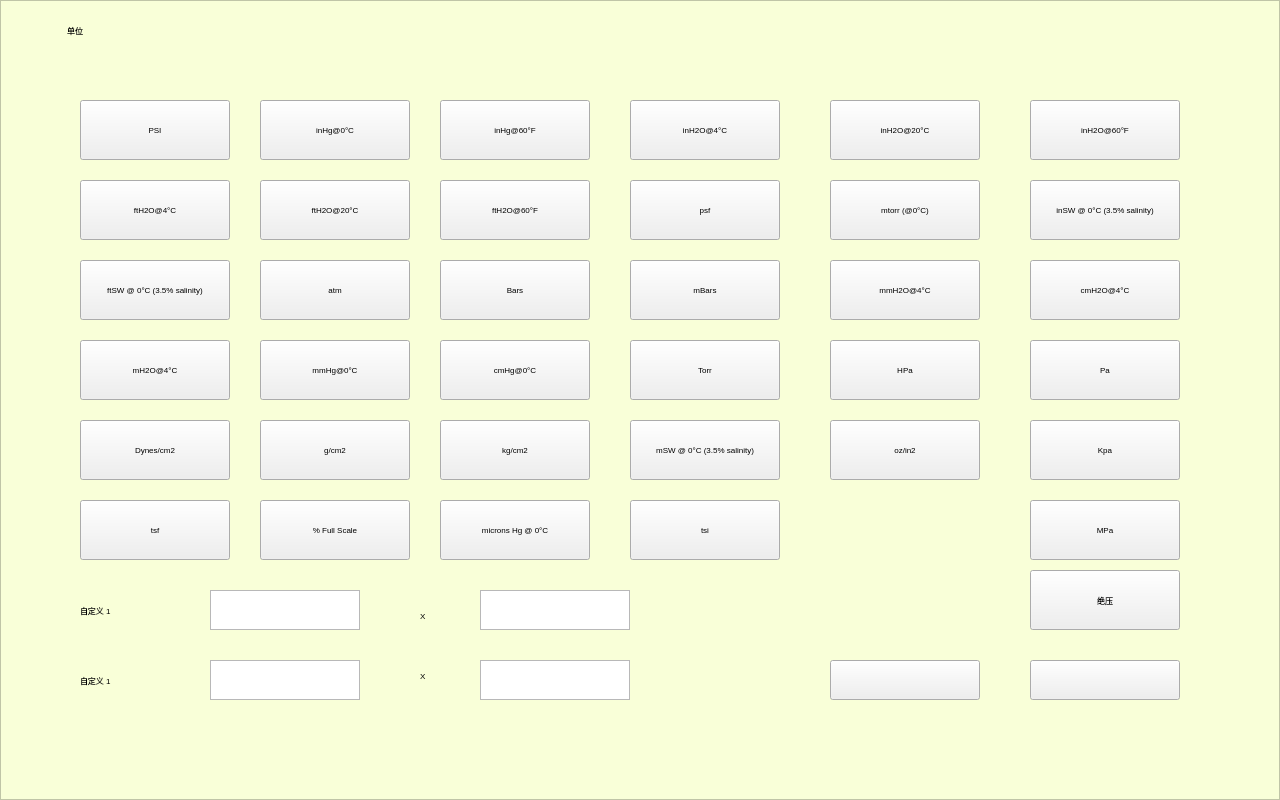
Above: unitchange.ui from thewayI/tiny4412 before the change. Below: the same form after it.
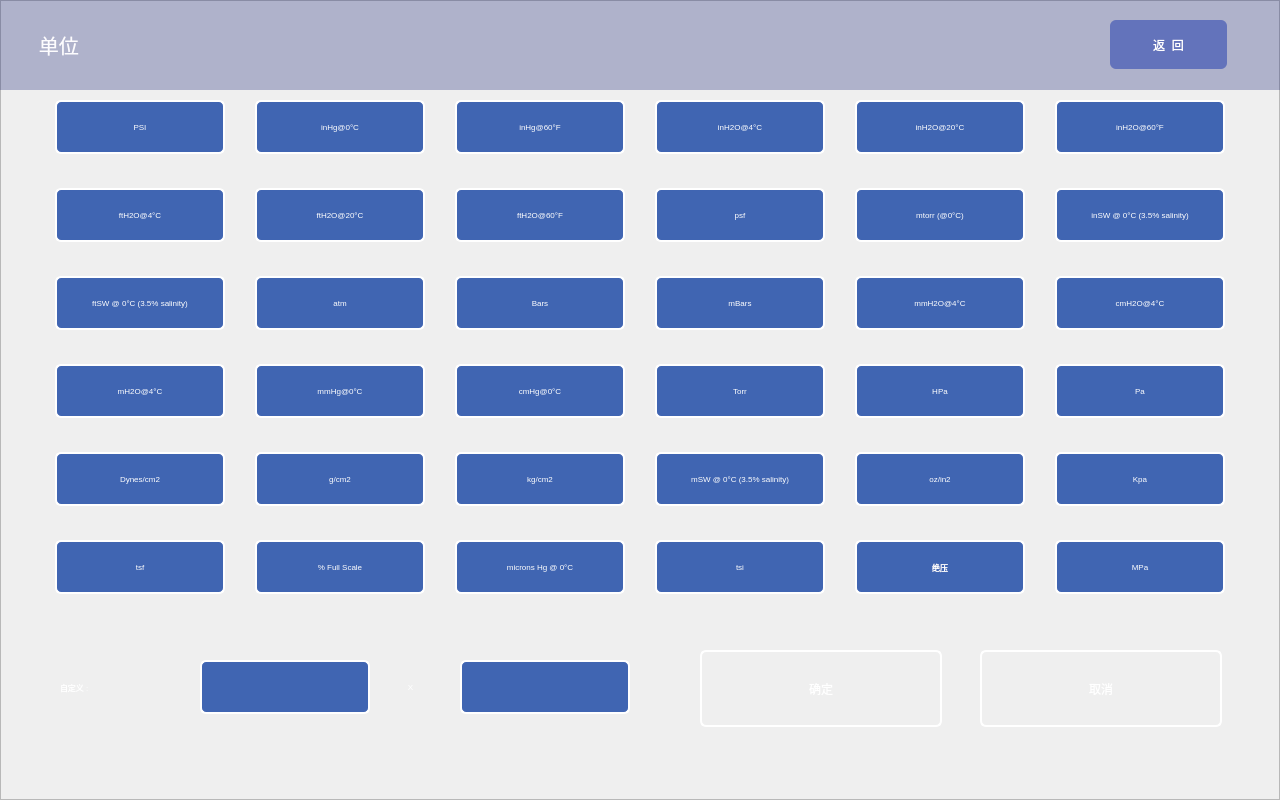
That is the form after the change. Icons and pictures are not drawn.

What changed in the file:
```diff
--- a/unitchange.ui
+++ b/unitchange.ui
@@ -13,31 +13,13 @@
   <property name="windowTitle">
    <string>Form</string>
   </property>
-  <widget class="QLabel" name="label_2">
-   <property name="geometry">
-    <rect>
-     <x>420</x>
-     <y>600</y>
-     <width>150</width>
-     <height>31</height>
-    </rect>
-   </property>
-   <property name="font">
-    <font>
-     <pointsize>6</pointsize>
-    </font>
-   </property>
-   <property name="text">
-    <string>X</string>
-   </property>
-  </widget>
   <widget class="QPushButton" name="pushButton_7">
    <property name="geometry">
     <rect>
-     <x>440</x>
-     <y>260</y>
-     <width>150</width>
-     <height>60</height>
+     <x>455</x>
+     <y>276</y>
+     <width>170</width>
+     <height>54</height>
     </rect>
    </property>
    <property name="font">
@@ -45,6 +27,15 @@
      <pointsize>6</pointsize>
     </font>
    </property>
+   <property name="styleSheet">
+    <string notr="true">border-top-left-radius:6px;
+color: rgb(255, 255, 255);
+border:2px solid rgb(255, 255, 255);
+background-color: rgb(64, 101, 178);
+border-top-right-radius:6px;
+border-bottom-left-radius:6px;
+border-bottom-right-radius:6px;</string>
+   </property>
    <property name="text">
     <string>Bars</string>
    </property>
@@ -52,10 +43,10 @@
   <widget class="QPushButton" name="pushButton_28">
    <property name="geometry">
     <rect>
-     <x>630</x>
-     <y>340</y>
-     <width>150</width>
-     <height>60</height>
+     <x>655</x>
+     <y>364</y>
+     <width>170</width>
+     <height>54</height>
     </rect>
    </property>
    <property name="font">
@@ -63,6 +54,15 @@
      <pointsize>6</pointsize>
     </font>
    </property>
+   <property name="styleSheet">
+    <string notr="true">border-top-left-radius:6px;
+color: rgb(255, 255, 255);
+border:2px solid rgb(255, 255, 255);
+background-color: rgb(64, 101, 178);
+border-top-right-radius:6px;
+border-bottom-left-radius:6px;
+border-bottom-right-radius:6px;</string>
+   </property>
    <property name="text">
     <string>Torr</string>
    </property>
@@ -70,10 +70,10 @@
   <widget class="QPushButton" name="pushButton_25">
    <property name="geometry">
     <rect>
-     <x>1030</x>
-     <y>260</y>
-     <width>150</width>
-     <height>60</height>
+     <x>1055</x>
+     <y>276</y>
+     <width>170</width>
+     <height>54</height>
     </rect>
    </property>
    <property name="font">
@@ -81,6 +81,15 @@
      <pointsize>6</pointsize>
     </font>
    </property>
+   <property name="styleSheet">
+    <string notr="true">border-top-left-radius:6px;
+color: rgb(255, 255, 255);
+border:2px solid rgb(255, 255, 255);
+background-color: rgb(64, 101, 178);
+border-top-right-radius:6px;
+border-bottom-left-radius:6px;
+border-bottom-right-radius:6px;</string>
+   </property>
    <property name="text">
     <string>cmH2O@4°C</string>
    </property>
@@ -88,10 +97,10 @@
   <widget class="QPushButton" name="pushButton_14">
    <property name="geometry">
     <rect>
-     <x>80</x>
-     <y>420</y>
-     <width>150</width>
-     <height>60</height>
+     <x>55</x>
+     <y>452</y>
+     <width>170</width>
+     <height>54</height>
     </rect>
    </property>
    <property name="font">
@@ -99,6 +108,15 @@
      <pointsize>6</pointsize>
     </font>
    </property>
+   <property name="styleSheet">
+    <string notr="true">border-top-left-radius:6px;
+color: rgb(255, 255, 255);
+border:2px solid rgb(255, 255, 255);
+background-color: rgb(64, 101, 178);
+border-top-right-radius:6px;
+border-bottom-left-radius:6px;
+border-bottom-right-radius:6px;</string>
+   </property>
    <property name="text">
     <string>Dynes/cm2</string>
    </property>
@@ -106,10 +124,10 @@
   <widget class="QPushButton" name="pushButton">
    <property name="geometry">
     <rect>
-     <x>80</x>
+     <x>55</x>
      <y>100</y>
-     <width>150</width>
-     <height>60</height>
+     <width>170</width>
+     <height>54</height>
     </rect>
    </property>
    <property name="font">
@@ -117,32 +135,26 @@
      <pointsize>6</pointsize>
     </font>
    </property>
+   <property name="styleSheet">
+    <string notr="true">border-top-left-radius:6px;
+color: rgb(255, 255, 255);
+border:2px solid rgb(255, 255, 255);
+background-color: rgb(64, 101, 178);
+border-top-right-radius:6px;
+border-bottom-left-radius:6px;
+border-bottom-right-radius:6px;</string>
+   </property>
    <property name="text">
     <string>PSI</string>
    </property>
   </widget>
-  <widget class="QTextEdit" name="textEdit">
-   <property name="geometry">
-    <rect>
-     <x>210</x>
-     <y>590</y>
-     <width>150</width>
-     <height>40</height>
-    </rect>
-   </property>
-   <property name="font">
-    <font>
-     <pointsize>6</pointsize>
-    </font>
-   </property>
-  </widget>
   <widget class="QPushButton" name="pushButton_16">
    <property name="geometry">
     <rect>
-     <x>80</x>
-     <y>500</y>
-     <width>150</width>
-     <height>60</height>
+     <x>55</x>
+     <y>540</y>
+     <width>170</width>
+     <height>54</height>
     </rect>
    </property>
    <property name="font">
@@ -150,6 +162,15 @@
      <pointsize>6</pointsize>
     </font>
    </property>
+   <property name="styleSheet">
+    <string notr="true">border-top-left-radius:6px;
+color: rgb(255, 255, 255);
+border:2px solid rgb(255, 255, 255);
+background-color: rgb(64, 101, 178);
+border-top-right-radius:6px;
+border-bottom-left-radius:6px;
+border-bottom-right-radius:6px;</string>
+   </property>
    <property name="text">
     <string>tsf</string>
    </property>
@@ -157,10 +178,10 @@
   <widget class="QPushButton" name="pushButton_30">
    <property name="geometry">
     <rect>
-     <x>830</x>
-     <y>260</y>
-     <width>150</width>
-     <height>60</height>
+     <x>855</x>
+     <y>276</y>
+     <width>170</width>
+     <height>54</height>
     </rect>
    </property>
    <property name="font">
@@ -168,6 +189,15 @@
      <pointsize>6</pointsize>
     </font>
    </property>
+   <property name="styleSheet">
+    <string notr="true">border-top-left-radius:6px;
+color: rgb(255, 255, 255);
+border:2px solid rgb(255, 255, 255);
+background-color: rgb(64, 101, 178);
+border-top-right-radius:6px;
+border-bottom-left-radius:6px;
+border-bottom-right-radius:6px;</string>
+   </property>
    <property name="text">
     <string>mmH2O@4°C</string>
    </property>
@@ -175,10 +205,10 @@
   <widget class="QPushButton" name="pushButton_37">
    <property name="geometry">
     <rect>
-     <x>1030</x>
-     <y>570</y>
-     <width>150</width>
-     <height>60</height>
+     <x>855</x>
+     <y>540</y>
+     <width>170</width>
+     <height>54</height>
     </rect>
    </property>
    <property name="font">
@@ -186,35 +216,26 @@
      <pointsize>6</pointsize>
     </font>
    </property>
+   <property name="styleSheet">
+    <string notr="true">border-top-left-radius:6px;
+color: rgb(255, 255, 255);
+border:2px solid rgb(255, 255, 255);
+background-color: rgb(64, 101, 178);
+border-top-right-radius:6px;
+border-bottom-left-radius:6px;
+border-bottom-right-radius:6px;</string>
+   </property>
    <property name="text">
     <string>绝压</string>
    </property>
   </widget>
-  <widget class="QLabel" name="label_4">
-   <property name="geometry">
-    <rect>
-     <x>80</x>
-     <y>590</y>
-     <width>150</width>
-     <height>40</height>
-    </rect>
-   </property>
-   <property name="font">
-    <font>
-     <pointsize>6</pointsize>
-    </font>
-   </property>
-   <property name="text">
-    <string>自定义 1</string>
-   </property>
-  </widget>
   <widget class="QPushButton" name="pushButton_8">
    <property name="geometry">
     <rect>
-     <x>80</x>
-     <y>260</y>
-     <width>150</width>
-     <height>60</height>
+     <x>55</x>
+     <y>276</y>
+     <width>170</width>
+     <height>54</height>
     </rect>
    </property>
    <property name="font">
@@ -222,6 +243,15 @@
      <pointsize>6</pointsize>
     </font>
    </property>
+   <property name="styleSheet">
+    <string notr="true">border-top-left-radius:6px;
+color: rgb(255, 255, 255);
+border:2px solid rgb(255, 255, 255);
+background-color: rgb(64, 101, 178);
+border-top-right-radius:6px;
+border-bottom-left-radius:6px;
+border-bottom-right-radius:6px;</string>
+   </property>
    <property name="text">
     <string>ftSW @ 0°C (3.5% salinity)</string>
    </property>
@@ -229,10 +259,10 @@
   <widget class="QTextEdit" name="textEdit_3">
    <property name="geometry">
     <rect>
-     <x>480</x>
+     <x>460</x>
      <y>660</y>
-     <width>150</width>
-     <height>40</height>
+     <width>170</width>
+     <height>54</height>
     </rect>
    </property>
    <property name="font">
@@ -240,14 +270,23 @@
      <pointsize>6</pointsize>
     </font>
    </property>
+   <property name="styleSheet">
+    <string notr="true">border-top-left-radius:6px;
+color: rgb(255, 255, 255);
+border:2px solid rgb(255, 255, 255);
+background-color: rgb(64, 101, 178);
+border-top-right-radius:6px;
+border-bottom-left-radius:6px;
+border-bottom-right-radius:6px;</string>
+   </property>
   </widget>
   <widget class="QPushButton" name="pushButton_3">
    <property name="geometry">
     <rect>
-     <x>80</x>
-     <y>180</y>
-     <width>150</width>
-     <height>60</height>
+     <x>55</x>
+     <y>188</y>
+     <width>170</width>
+     <height>54</height>
     </rect>
    </property>
    <property name="font">
@@ -255,6 +294,15 @@
      <pointsize>6</pointsize>
     </font>
    </property>
+   <property name="styleSheet">
+    <string notr="true">border-top-left-radius:6px;
+color: rgb(255, 255, 255);
+border:2px solid rgb(255, 255, 255);
+background-color: rgb(64, 101, 178);
+border-top-right-radius:6px;
+border-bottom-left-radius:6px;
+border-bottom-right-radius:6px;</string>
+   </property>
    <property name="text">
     <string>ftH2O@4°C</string>
    </property>
@@ -262,10 +310,10 @@
   <widget class="QPushButton" name="pushButton_32">
    <property name="geometry">
     <rect>
-     <x>630</x>
-     <y>420</y>
-     <width>150</width>
-     <height>60</height>
+     <x>655</x>
+     <y>452</y>
+     <width>170</width>
+     <height>54</height>
     </rect>
    </property>
    <property name="font">
@@ -273,6 +321,15 @@
      <pointsize>6</pointsize>
     </font>
    </property>
+   <property name="styleSheet">
+    <string notr="true">border-top-left-radius:6px;
+color: rgb(255, 255, 255);
+border:2px solid rgb(255, 255, 255);
+background-color: rgb(64, 101, 178);
+border-top-right-radius:6px;
+border-bottom-left-radius:6px;
+border-bottom-right-radius:6px;</string>
+   </property>
    <property name="text">
     <string>mSW @ 0°C (3.5% salinity)</string>
    </property>
@@ -280,10 +337,10 @@
   <widget class="QPushButton" name="pushButton_24">
    <property name="geometry">
     <rect>
-     <x>830</x>
+     <x>855</x>
      <y>100</y>
-     <width>150</width>
-     <height>60</height>
+     <width>170</width>
+     <height>54</height>
     </rect>
    </property>
    <property name="font">
@@ -291,6 +348,15 @@
      <pointsize>6</pointsize>
     </font>
    </property>
+   <property name="styleSheet">
+    <string notr="true">border-top-left-radius:6px;
+color: rgb(255, 255, 255);
+border:2px solid rgb(255, 255, 255);
+background-color: rgb(64, 101, 178);
+border-top-right-radius:6px;
+border-bottom-left-radius:6px;
+border-bottom-right-radius:6px;</string>
+   </property>
    <property name="text">
     <string>inH2O@20°C</string>
    </property>
@@ -298,10 +364,10 @@
   <widget class="QPushButton" name="pushButton_2">
    <property name="geometry">
     <rect>
-     <x>260</x>
-     <y>180</y>
-     <width>150</width>
-     <height>60</height>
+     <x>255</x>
+     <y>188</y>
+     <width>170</width>
+     <height>54</height>
     </rect>
    </property>
    <property name="font">
@@ -309,6 +375,15 @@
      <pointsize>6</pointsize>
     </font>
    </property>
+   <property name="styleSheet">
+    <string notr="true">border-top-left-radius:6px;
+color: rgb(255, 255, 255);
+border:2px solid rgb(255, 255, 255);
+background-color: rgb(64, 101, 178);
+border-top-right-radius:6px;
+border-bottom-left-radius:6px;
+border-bottom-right-radius:6px;</string>
+   </property>
    <property name="text">
     <string>ftH2O@20°C</string>
    </property>
@@ -316,10 +391,10 @@
   <widget class="QPushButton" name="pushButton_15">
    <property name="geometry">
     <rect>
-     <x>260</x>
-     <y>500</y>
-     <width>150</width>
-     <height>60</height>
+     <x>255</x>
+     <y>540</y>
+     <width>170</width>
+     <height>54</height>
     </rect>
    </property>
    <property name="font">
@@ -327,6 +402,15 @@
      <pointsize>6</pointsize>
     </font>
    </property>
+   <property name="styleSheet">
+    <string notr="true">border-top-left-radius:6px;
+color: rgb(255, 255, 255);
+border:2px solid rgb(255, 255, 255);
+background-color: rgb(64, 101, 178);
+border-top-right-radius:6px;
+border-bottom-left-radius:6px;
+border-bottom-right-radius:6px;</string>
+   </property>
    <property name="text">
     <string>% Full Scale</string>
    </property>
@@ -334,10 +418,10 @@
   <widget class="QPushButton" name="pushButton_9">
    <property name="geometry">
     <rect>
-     <x>260</x>
-     <y>340</y>
-     <width>150</width>
-     <height>60</height>
+     <x>255</x>
+     <y>364</y>
+     <width>170</width>
+     <height>54</height>
     </rect>
    </property>
    <property name="font">
@@ -345,6 +429,15 @@
      <pointsize>6</pointsize>
     </font>
    </property>
+   <property name="styleSheet">
+    <string notr="true">border-top-left-radius:6px;
+color: rgb(255, 255, 255);
+border:2px solid rgb(255, 255, 255);
+background-color: rgb(64, 101, 178);
+border-top-right-radius:6px;
+border-bottom-left-radius:6px;
+border-bottom-right-radius:6px;</string>
+   </property>
    <property name="text">
     <string>mmHg@0°C</string>
    </property>
@@ -352,10 +445,10 @@
   <widget class="QPushButton" name="pushButton_34">
    <property name="geometry">
     <rect>
-     <x>630</x>
-     <y>500</y>
-     <width>150</width>
-     <height>60</height>
+     <x>655</x>
+     <y>540</y>
+     <width>170</width>
+     <height>54</height>
     </rect>
    </property>
    <property name="font">
@@ -363,6 +456,15 @@
      <pointsize>6</pointsize>
     </font>
    </property>
+   <property name="styleSheet">
+    <string notr="true">border-top-left-radius:6px;
+color: rgb(255, 255, 255);
+border:2px solid rgb(255, 255, 255);
+background-color: rgb(64, 101, 178);
+border-top-right-radius:6px;
+border-bottom-left-radius:6px;
+border-bottom-right-radius:6px;</string>
+   </property>
    <property name="text">
     <string>tsi</string>
    </property>
@@ -370,10 +472,10 @@
   <widget class="QPushButton" name="pushButton_13">
    <property name="geometry">
     <rect>
-     <x>440</x>
-     <y>420</y>
-     <width>150</width>
-     <height>60</height>
+     <x>455</x>
+     <y>452</y>
+     <width>170</width>
+     <height>54</height>
     </rect>
    </property>
    <property name="font">
@@ -381,6 +483,15 @@
      <pointsize>6</pointsize>
     </font>
    </property>
+   <property name="styleSheet">
+    <string notr="true">border-top-left-radius:6px;
+color: rgb(255, 255, 255);
+border:2px solid rgb(255, 255, 255);
+background-color: rgb(64, 101, 178);
+border-top-right-radius:6px;
+border-bottom-left-radius:6px;
+border-bottom-right-radius:6px;</string>
+   </property>
    <property name="text">
     <string>kg/cm2</string>
    </property>
@@ -388,31 +499,40 @@
   <widget class="QPushButton" name="pushButton_39">
    <property name="geometry">
     <rect>
-     <x>1030</x>
-     <y>660</y>
-     <width>150</width>
-     <height>40</height>
+     <x>980</x>
+     <y>650</y>
+     <width>242</width>
+     <height>77</height>
     </rect>
    </property>
    <property name="font">
     <font>
-     <pointsize>6</pointsize>
+     <pointsize>9</pointsize>
     </font>
    </property>
    <property name="styleSheet">
-    <string notr="true">border-image: url(:/new/prefix1/image/Cancle.png);</string>
+    <string notr="true">border:2px solid rgb(255, 255, 255);
+color: rgb(255, 255, 255);
+border-top-left-radius:6px;
+border-top-right-radius:6px;
+border-bottom-left-radius:6px;
+border-bottom-right-radius:6px;
+</string>
    </property>
    <property name="text">
-    <string/>
+    <string>取消</string>
+   </property>
+   <property name="flat">
+    <bool>true</bool>
    </property>
   </widget>
   <widget class="QPushButton" name="pushButton_18">
    <property name="geometry">
     <rect>
-     <x>260</x>
-     <y>420</y>
-     <width>150</width>
-     <height>60</height>
+     <x>255</x>
+     <y>452</y>
+     <width>170</width>
+     <height>54</height>
     </rect>
    </property>
    <property name="font">
@@ -420,6 +540,15 @@
      <pointsize>6</pointsize>
     </font>
    </property>
+   <property name="styleSheet">
+    <string notr="true">border-top-left-radius:6px;
+color: rgb(255, 255, 255);
+border:2px solid rgb(255, 255, 255);
+background-color: rgb(64, 101, 178);
+border-top-right-radius:6px;
+border-bottom-left-radius:6px;
+border-bottom-right-radius:6px;</string>
+   </property>
    <property name="text">
     <string>g/cm2</string>
    </property>
@@ -427,10 +556,10 @@
   <widget class="QPushButton" name="pushButton_4">
    <property name="geometry">
     <rect>
-     <x>440</x>
+     <x>455</x>
      <y>100</y>
-     <width>150</width>
-     <height>60</height>
+     <width>170</width>
+     <height>54</height>
     </rect>
    </property>
    <property name="font">
@@ -438,6 +567,15 @@
      <pointsize>6</pointsize>
     </font>
    </property>
+   <property name="styleSheet">
+    <string notr="true">border-top-left-radius:6px;
+color: rgb(255, 255, 255);
+border:2px solid rgb(255, 255, 255);
+background-color: rgb(64, 101, 178);
+border-top-right-radius:6px;
+border-bottom-left-radius:6px;
+border-bottom-right-radius:6px;</string>
+   </property>
    <property name="text">
     <string>inHg@60°F</string>
    </property>
@@ -445,10 +583,10 @@
   <widget class="QTextEdit" name="textEdit_4">
    <property name="geometry">
     <rect>
-     <x>210</x>
+     <x>200</x>
      <y>660</y>
-     <width>150</width>
-     <height>40</height>
+     <width>170</width>
+     <height>54</height>
     </rect>
    </property>
    <property name="font">
@@ -456,14 +594,23 @@
      <pointsize>6</pointsize>
     </font>
    </property>
+   <property name="styleSheet">
+    <string notr="true">border-top-left-radius:6px;
+color: rgb(255, 255, 255);
+border:2px solid rgb(255, 255, 255);
+background-color: rgb(64, 101, 178);
+border-top-right-radius:6px;
+border-bottom-left-radius:6px;
+border-bottom-right-radius:6px;</string>
+   </property>
   </widget>
   <widget class="QPushButton" name="pushButton_12">
    <property name="geometry">
     <rect>
-     <x>260</x>
-     <y>260</y>
-     <width>150</width>
-     <height>60</height>
+     <x>255</x>
+     <y>276</y>
+     <width>170</width>
+     <height>54</height>
     </rect>
    </property>
    <property name="font">
@@ -471,6 +618,15 @@
      <pointsize>6</pointsize>
     </font>
    </property>
+   <property name="styleSheet">
+    <string notr="true">border-top-left-radius:6px;
+color: rgb(255, 255, 255);
+border:2px solid rgb(255, 255, 255);
+background-color: rgb(64, 101, 178);
+border-top-right-radius:6px;
+border-bottom-left-radius:6px;
+border-bottom-right-radius:6px;</string>
+   </property>
    <property name="text">
     <string>atm</string>
    </property>
@@ -478,10 +634,10 @@
   <widget class="QLabel" name="label_5">
    <property name="geometry">
     <rect>
-     <x>80</x>
+     <x>60</x>
      <y>660</y>
-     <width>150</width>
-     <height>40</height>
+     <width>170</width>
+     <height>54</height>
     </rect>
    </property>
    <property name="font">
@@ -489,17 +645,20 @@
      <pointsize>6</pointsize>
     </font>
    </property>
+   <property name="styleSheet">
+    <string notr="true">color: rgb(255, 255, 255);</string>
+   </property>
    <property name="text">
-    <string>自定义 1</string>
+    <string>自定义 :</string>
    </property>
   </widget>
   <widget class="QPushButton" name="pushButton_19">
    <property name="geometry">
     <rect>
-     <x>1030</x>
+     <x>1055</x>
      <y>100</y>
-     <width>150</width>
-     <height>60</height>
+     <width>170</width>
+     <height>54</height>
     </rect>
    </property>
    <property name="font">
@@ -507,6 +666,15 @@
      <pointsize>6</pointsize>
     </font>
    </property>
+   <property name="styleSheet">
+    <string notr="true">border-top-left-radius:6px;
+color: rgb(255, 255, 255);
+border:2px solid rgb(255, 255, 255);
+background-color: rgb(64, 101, 178);
+border-top-right-radius:6px;
+border-bottom-left-radius:6px;
+border-bottom-right-radius:6px;</string>
+   </property>
    <property name="text">
     <string>inH2O@60°F</string>
    </property>
@@ -514,10 +682,10 @@
   <widget class="QPushButton" name="pushButton_11">
    <property name="geometry">
     <rect>
-     <x>440</x>
-     <y>340</y>
-     <width>150</width>
-     <height>60</height>
+     <x>455</x>
+     <y>364</y>
+     <width>170</width>
+     <height>54</height>
     </rect>
    </property>
    <property name="font">
@@ -525,6 +693,15 @@
      <pointsize>6</pointsize>
     </font>
    </property>
+   <property name="styleSheet">
+    <string notr="true">border-top-left-radius:6px;
+color: rgb(255, 255, 255);
+border:2px solid rgb(255, 255, 255);
+background-color: rgb(64, 101, 178);
+border-top-right-radius:6px;
+border-bottom-left-radius:6px;
+border-bottom-right-radius:6px;</string>
+   </property>
    <property name="text">
     <string>cmHg@0°C</string>
    </property>
@@ -532,10 +709,10 @@
   <widget class="QPushButton" name="pushButton_10">
    <property name="geometry">
     <rect>
-     <x>80</x>
-     <y>340</y>
-     <width>150</width>
-     <height>60</height>
+     <x>55</x>
+     <y>364</y>
+     <width>170</width>
+     <height>54</height>
     </rect>
    </property>
    <property name="font">
@@ -543,6 +720,15 @@
      <pointsize>6</pointsize>
     </font>
    </property>
+   <property name="styleSheet">
+    <string notr="true">border-top-left-radius:6px;
+color: rgb(255, 255, 255);
+border:2px solid rgb(255, 255, 255);
+background-color: rgb(64, 101, 178);
+border-top-right-radius:6px;
+border-bottom-left-radius:6px;
+border-bottom-right-radius:6px;</string>
+   </property>
    <property name="text">
     <string>mH2O@4°C</string>
    </property>
@@ -550,10 +736,10 @@
   <widget class="QPushButton" name="pushButton_17">
    <property name="geometry">
     <rect>
-     <x>440</x>
-     <y>500</y>
-     <width>150</width>
-     <height>60</height>
+     <x>455</x>
+     <y>540</y>
+     <width>170</width>
+     <height>54</height>
     </rect>
    </property>
    <property name="font">
@@ -561,6 +747,15 @@
      <pointsize>6</pointsize>
     </font>
    </property>
+   <property name="styleSheet">
+    <string notr="true">border-top-left-radius:6px;
+color: rgb(255, 255, 255);
+border:2px solid rgb(255, 255, 255);
+background-color: rgb(64, 101, 178);
+border-top-right-radius:6px;
+border-bottom-left-radius:6px;
+border-bottom-right-radius:6px;</string>
+   </property>
    <property name="text">
     <string>microns Hg @ 0°C</string>
    </property>
@@ -568,10 +763,10 @@
   <widget class="QPushButton" name="pushButton_23">
    <property name="geometry">
     <rect>
-     <x>1030</x>
-     <y>180</y>
-     <width>150</width>
-     <height>60</height>
+     <x>1055</x>
+     <y>188</y>
+     <width>170</width>
+     <height>54</height>
     </rect>
    </property>
    <property name="font">
@@ -579,6 +774,15 @@
      <pointsize>6</pointsize>
     </font>
    </property>
+   <property name="styleSheet">
+    <string notr="true">border-top-left-radius:6px;
+color: rgb(255, 255, 255);
+border:2px solid rgb(255, 255, 255);
+background-color: rgb(64, 101, 178);
+border-top-right-radius:6px;
+border-bottom-left-radius:6px;
+border-bottom-right-radius:6px;</string>
+   </property>
    <property name="text">
     <string>inSW @ 0°C (3.5% salinity)</string>
    </property>
@@ -586,46 +790,40 @@
   <widget class="QPushButton" name="pushButton_38">
    <property name="geometry">
     <rect>
-     <x>830</x>
-     <y>660</y>
-     <width>150</width>
-     <height>40</height>
+     <x>700</x>
+     <y>650</y>
+     <width>242</width>
+     <height>77</height>
     </rect>
    </property>
    <property name="font">
     <font>
-     <pointsize>6</pointsize>
+     <pointsize>9</pointsize>
     </font>
    </property>
    <property name="styleSheet">
-    <string notr="true">border-image: url(:/new/prefix1/image/ok.png);</string>
+    <string notr="true">border:2px solid rgb(255, 255, 255);
+color: rgb(255, 255, 255);
+border-top-left-radius:6px;
+border-top-right-radius:6px;
+border-bottom-left-radius:6px;
+border-bottom-right-radius:6px;
+</string>
    </property>
    <property name="text">
-    <string/>
+    <string>确定</string>
    </property>
-  </widget>
-  <widget class="QTextEdit" name="textEdit_2">
-   <property name="geometry">
-    <rect>
-     <x>480</x>
-     <y>590</y>
-     <width>150</width>
-     <height>40</height>
-    </rect>
-   </property>
-   <property name="font">
-    <font>
-     <pointsize>6</pointsize>
-    </font>
+   <property name="flat">
+    <bool>true</bool>
    </property>
   </widget>
   <widget class="QPushButton" name="pushButton_36">
    <property name="geometry">
     <rect>
-     <x>830</x>
-     <y>420</y>
-     <width>150</width>
-     <height>60</height>
+     <x>855</x>
+     <y>452</y>
+     <width>170</width>
+     <height>54</height>
     </rect>
    </property>
    <property name="font">
@@ -633,6 +831,15 @@
      <pointsize>6</pointsize>
     </font>
    </property>
+   <property name="styleSheet">
+    <string notr="true">border-top-left-radius:6px;
+color: rgb(255, 255, 255);
+border:2px solid rgb(255, 255, 255);
+background-color: rgb(64, 101, 178);
+border-top-right-radius:6px;
+border-bottom-left-radius:6px;
+border-bottom-right-radius:6px;</string>
+   </property>
    <property name="text">
     <string>oz/in2</string>
    </property>
@@ -640,10 +847,10 @@
   <widget class="QPushButton" name="pushButton_5">
    <property name="geometry">
     <rect>
-     <x>260</x>
+     <x>255</x>
      <y>100</y>
-     <width>150</width>
-     <height>60</height>
+     <width>170</width>
+     <height>54</height>
     </rect>
    </property>
    <property name="font">
@@ -651,6 +858,15 @@
      <pointsize>6</pointsize>
     </font>
    </property>
+   <property name="styleSheet">
+    <string notr="true">border-top-left-radius:6px;
+color: rgb(255, 255, 255);
+border:2px solid rgb(255, 255, 255);
+background-color: rgb(64, 101, 178);
+border-top-right-radius:6px;
+border-bottom-left-radius:6px;
+border-bottom-right-radius:6px;</string>
+   </property>
    <property name="text">
     <string>inHg@0°C</string>
    </property>
@@ -658,10 +874,10 @@
   <widget class="QPushButton" name="pushButton_20">
    <property name="geometry">
     <rect>
-     <x>630</x>
+     <x>655</x>
      <y>100</y>
-     <width>150</width>
-     <height>60</height>
+     <width>170</width>
+     <height>54</height>
     </rect>
    </property>
    <property name="font">
@@ -669,6 +885,15 @@
      <pointsize>6</pointsize>
     </font>
    </property>
+   <property name="styleSheet">
+    <string notr="true">border-top-left-radius:6px;
+color: rgb(255, 255, 255);
+border:2px solid rgb(255, 255, 255);
+background-color: rgb(64, 101, 178);
+border-top-right-radius:6px;
+border-bottom-left-radius:6px;
+border-bottom-right-radius:6px;</string>
+   </property>
    <property name="text">
     <string>inH2O@4°C</string>
    </property>
@@ -676,10 +901,10 @@
   <widget class="QPushButton" name="pushButton_21">
    <property name="geometry">
     <rect>
-     <x>830</x>
-     <y>180</y>
-     <width>150</width>
-     <height>60</height>
+     <x>855</x>
+     <y>188</y>
+     <width>170</width>
+     <height>54</height>
     </rect>
    </property>
    <property name="font">
@@ -687,6 +912,15 @@
      <pointsize>6</pointsize>
     </font>
    </property>
+   <property name="styleSheet">
+    <string notr="true">border-top-left-radius:6px;
+color: rgb(255, 255, 255);
+border:2px solid rgb(255, 255, 255);
+background-color: rgb(64, 101, 178);
+border-top-right-radius:6px;
+border-bottom-left-radius:6px;
+border-bottom-right-radius:6px;</string>
+   </property>
    <property name="text">
     <string>mtorr (@0°C)</string>
    </property>
@@ -694,10 +928,10 @@
   <widget class="QPushButton" name="pushButton_29">
    <property name="geometry">
     <rect>
-     <x>1030</x>
-     <y>340</y>
-     <width>150</width>
-     <height>60</height>
+     <x>1055</x>
+     <y>364</y>
+     <width>170</width>
+     <height>54</height>
     </rect>
    </property>
    <property name="font">
@@ -705,6 +939,15 @@
      <pointsize>6</pointsize>
     </font>
    </property>
+   <property name="styleSheet">
+    <string notr="true">border-top-left-radius:6px;
+color: rgb(255, 255, 255);
+border:2px solid rgb(255, 255, 255);
+background-color: rgb(64, 101, 178);
+border-top-right-radius:6px;
+border-bottom-left-radius:6px;
+border-bottom-right-radius:6px;</string>
+   </property>
    <property name="text">
     <string>Pa</string>
    </property>
@@ -712,10 +955,10 @@
   <widget class="QPushButton" name="pushButton_35">
    <property name="geometry">
     <rect>
-     <x>1030</x>
-     <y>500</y>
-     <width>150</width>
-     <height>60</height>
+     <x>1055</x>
+     <y>540</y>
+     <width>170</width>
+     <height>54</height>
     </rect>
    </property>
    <property name="font">
@@ -723,38 +966,27 @@
      <pointsize>6</pointsize>
     </font>
    </property>
+   <property name="styleSheet">
+    <string notr="true">
+color: rgb(255, 255, 255);
+border:2px solid rgb(255, 255, 255);
+background-color: rgb(64, 101, 178);
+border-top-left-radius:6px;
+border-top-right-radius:6px;
+border-bottom-left-radius:6px;
+border-bottom-right-radius:6px;</string>
+   </property>
    <property name="text">
     <string>MPa</string>
    </property>
   </widget>
-  <widget class="QLabel" name="label">
-   <property name="geometry">
-    <rect>
-     <x>0</x>
-     <y>0</y>
-     <width>150</width>
-     <height>61</height>
-    </rect>
-   </property>
-   <property name="font">
-    <font>
-     <pointsize>6</pointsize>
-    </font>
-   </property>
-   <property name="text">
-    <string>单位</string>
-   </property>
-   <property name="alignment">
-    <set>Qt::AlignCenter</set>
-   </property>
-  </widget>
   <widget class="QPushButton" name="pushButton_26">
    <property name="geometry">
     <rect>
-     <x>630</x>
-     <y>260</y>
-     <width>150</width>
-     <height>60</height>
+     <x>655</x>
+     <y>276</y>
+     <width>170</width>
+     <height>54</height>
     </rect>
    </property>
    <property name="font">
@@ -762,6 +994,15 @@
      <pointsize>6</pointsize>
     </font>
    </property>
+   <property name="styleSheet">
+    <string notr="true">border-top-left-radius:6px;
+color: rgb(255, 255, 255);
+border:2px solid rgb(255, 255, 255);
+background-color: rgb(64, 101, 178);
+border-top-right-radius:6px;
+border-bottom-left-radius:6px;
+border-bottom-right-radius:6px;</string>
+   </property>
    <property name="text">
     <string>mBars</string>
    </property>
@@ -769,10 +1010,10 @@
   <widget class="QPushButton" name="pushButton_6">
    <property name="geometry">
     <rect>
-     <x>440</x>
-     <y>180</y>
-     <width>150</width>
-     <height>60</height>
+     <x>455</x>
+     <y>188</y>
+     <width>170</width>
+     <height>54</height>
     </rect>
    </property>
    <property name="font">
@@ -780,6 +1021,15 @@
      <pointsize>6</pointsize>
     </font>
    </property>
+   <property name="styleSheet">
+    <string notr="true">border-top-left-radius:6px;
+color: rgb(255, 255, 255);
+border:2px solid rgb(255, 255, 255);
+background-color: rgb(64, 101, 178);
+border-top-right-radius:6px;
+border-bottom-left-radius:6px;
+border-bottom-right-radius:6px;</string>
+   </property>
    <property name="text">
     <string>ftH2O@60°F</string>
    </property>
@@ -787,10 +1037,10 @@
   <widget class="QLabel" name="label_3">
    <property name="geometry">
     <rect>
-     <x>420</x>
+     <x>380</x>
      <y>660</y>
-     <width>150</width>
-     <height>31</height>
+     <width>61</width>
+     <height>54</height>
     </rect>
    </property>
    <property name="font">
@@ -798,41 +1048,23 @@
      <pointsize>6</pointsize>
     </font>
    </property>
+   <property name="styleSheet">
+    <string notr="true">color: rgb(255, 255, 255);</string>
+   </property>
    <property name="text">
     <string>X</string>
    </property>
-  </widget>
-  <widget class="QFrame" name="frame">
-   <property name="geometry">
-    <rect>
-     <x>0</x>
-     <y>0</y>
-     <width>1280</width>
-     <height>800</height>
-    </rect>
-   </property>
-   <property name="font">
-    <font>
-     <pointsize>6</pointsize>
-    </font>
-   </property>
-   <property name="styleSheet">
-    <string notr="true">background-color: rgb(249, 255, 216);</string>
-   </property>
-   <property name="frameShape">
-    <enum>QFrame::StyledPanel</enum>
-   </property>
-   <property name="frameShadow">
-    <enum>QFrame::Raised</enum>
+   <property name="alignment">
+    <set>Qt::AlignCenter</set>
    </property>
   </widget>
   <widget class="QPushButton" name="pushButton_31">
    <property name="geometry">
     <rect>
-     <x>630</x>
-     <y>180</y>
-     <width>150</width>
-     <height>60</height>
+     <x>655</x>
+     <y>188</y>
+     <width>170</width>
+     <height>54</height>
     </rect>
    </property>
    <property name="font">
@@ -840,6 +1072,15 @@
      <pointsize>6</pointsize>
     </font>
    </property>
+   <property name="styleSheet">
+    <string notr="true">border-top-left-radius:6px;
+color: rgb(255, 255, 255);
+border:2px solid rgb(255, 255, 255);
+background-color: rgb(64, 101, 178);
+border-top-right-radius:6px;
+border-bottom-left-radius:6px;
+border-bottom-right-radius:6px;</string>
+   </property>
    <property name="text">
     <string>psf</string>
    </property>
@@ -847,10 +1088,10 @@
   <widget class="QPushButton" name="pushButton_33">
    <property name="geometry">
     <rect>
-     <x>830</x>
-     <y>340</y>
-     <width>150</width>
-     <height>60</height>
+     <x>855</x>
+     <y>364</y>
+     <width>170</width>
+     <height>54</height>
     </rect>
    </property>
    <property name="font">
@@ -858,6 +1099,15 @@
      <pointsize>6</pointsize>
     </font>
    </property>
+   <property name="styleSheet">
+    <string notr="true">border-top-left-radius:6px;
+color: rgb(255, 255, 255);
+border:2px solid rgb(255, 255, 255);
+background-color: rgb(64, 101, 178);
+border-top-right-radius:6px;
+border-bottom-left-radius:6px;
+border-bottom-right-radius:6px;</string>
+   </property>
    <property name="text">
     <string>HPa</string>
    </property>
@@ -865,10 +1115,10 @@
   <widget class="QPushButton" name="pushButton_27">
    <property name="geometry">
     <rect>
-     <x>1030</x>
-     <y>420</y>
-     <width>150</width>
-     <height>60</height>
+     <x>1055</x>
+     <y>452</y>
+     <width>170</width>
+     <height>54</height>
     </rect>
    </property>
    <property name="font">
@@ -876,22 +1126,120 @@
      <pointsize>6</pointsize>
     </font>
    </property>
+   <property name="styleSheet">
+    <string notr="true">border-top-left-radius:6px;
+color: rgb(255, 255, 255);
+border:2px solid rgb(255, 255, 255);
+background-color: rgb(64, 101, 178);
+border-top-right-radius:6px;
+border-bottom-left-radius:6px;
+border-bottom-right-radius:6px;</string>
+   </property>
    <property name="text">
     <string>Kpa</string>
    </property>
   </widget>
+  <widget class="QLabel" name="label_6">
+   <property name="geometry">
+    <rect>
+     <x>0</x>
+     <y>0</y>
+     <width>1280</width>
+     <height>90</height>
+    </rect>
+   </property>
+   <property name="font">
+    <font>
+     <pointsize>15</pointsize>
+    </font>
+   </property>
+   <property name="styleSheet">
+    <string notr="true">color: rgb(253, 252, 254);
+background-color: rgba(34, 44, 125,80);
+</string>
+   </property>
+   <property name="text">
+    <string>       单位</string>
+   </property>
+  </widget>
+  <widget class="QPushButton" name="btn_configureMachine_2">
+   <property name="geometry">
+    <rect>
+     <x>1110</x>
+     <y>20</y>
+     <width>117</width>
+     <height>49</height>
+    </rect>
+   </property>
+   <property name="font">
+    <font>
+     <pointsize>9</pointsize>
+    </font>
+   </property>
+   <property name="styleSheet">
+    <string notr="true">border-top-left-radius:6px;
+background-color: rgb(99, 115, 187);
+border-top-right-radius:6px;
+border-bottom-left-radius:6px;
+border-bottom-right-radius:6px;
+color: rgb(255, 255, 255);</string>
+   </property>
+   <property name="text">
+    <string>返  回</string>
+   </property>
+   <property name="flat">
+    <bool>true</bool>
+   </property>
+  </widget>
+  <widget class="QLabel" name="label_7">
+   <property name="geometry">
+    <rect>
+     <x>20</x>
+     <y>20</y>
+     <width>49</width>
+     <height>49</height>
+    </rect>
+   </property>
+   <property name="styleSheet">
+    <string notr="true">border-image: url(:/new/prefix1/image/icon_单位.png);</string>
+   </property>
+   <property name="text">
+    <string/>
+   </property>
+  </widget>
+  <widget class="QFrame" name="frame">
+   <property name="geometry">
+    <rect>
+     <x>0</x>
+     <y>0</y>
+     <width>1280</width>
+     <height>800</height>
+    </rect>
+   </property>
+   <property name="font">
+    <font>
+     <pointsize>9</pointsize>
+    </font>
+   </property>
+   <property name="styleSheet">
+    <string notr="true">border-image: url(:/new/prefix1/image/bg_05.png);</string>
+   </property>
+   <property name="frameShape">
+    <enum>QFrame::StyledPanel</enum>
+   </property>
+   <property name="frameShadow">
+    <enum>QFrame::Raised</enum>
+   </property>
+  </widget>
   <zorder>frame</zorder>
-  <zorder>label_2</zorder>
   <zorder>pushButton_7</zorder>
   <zorder>pushButton_28</zorder>
   <zorder>pushButton_25</zorder>
   <zorder>pushButton_14</zorder>
   <zorder>pushButton</zorder>
-  <zorder>textEdit</zorder>
   <zorder>pushButton_16</zorder>
   <zorder>pushButton_30</zorder>
   <zorder>pushButton_37</zorder>
-  <zorder>label_4</zorder>
   <zorder>pushButton_8</zorder>
   <zorder>textEdit_3</zorder>
   <zorder>pushButton_3</zorder>
@@ -914,20 +1262,21 @@
   <zorder>pushButton_17</zorder>
   <zorder>pushButton_23</zorder>
   <zorder>pushButton_38</zorder>
-  <zorder>textEdit_2</zorder>
   <zorder>pushButton_36</zorder>
   <zorder>pushButton_5</zorder>
   <zorder>pushButton_20</zorder>
   <zorder>pushButton_21</zorder>
   <zorder>pushButton_29</zorder>
   <zorder>pushButton_35</zorder>
-  <zorder>label</zorder>
   <zorder>pushButton_26</zorder>
   <zorder>pushButton_6</zorder>
   <zorder>label_3</zorder>
   <zorder>pushButton_31</zorder>
   <zorder>pushButton_33</zorder>
   <zorder>pushButton_27</zorder>
+  <zorder>label_6</zorder>
+  <zorder>btn_configureMachine_2</zorder>
+  <zorder>label_7</zorder>
  </widget>
  <resources/>
  <connections/>
```
